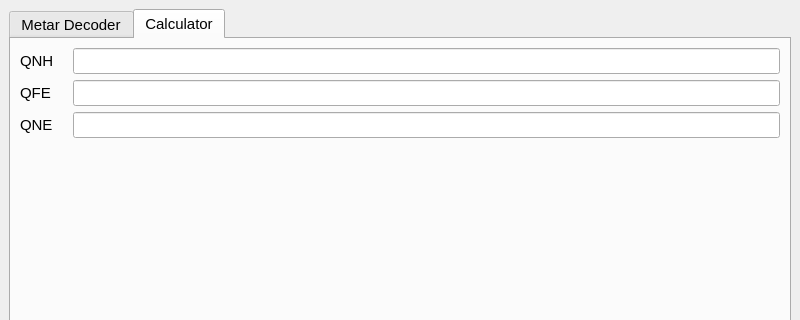
Old version of the form mainWindow.ui in the repository Sergey207/Metar-decoder; both pictures show x 0 to 800 and y 0 to 320 of the 800 by 600 pixel window.
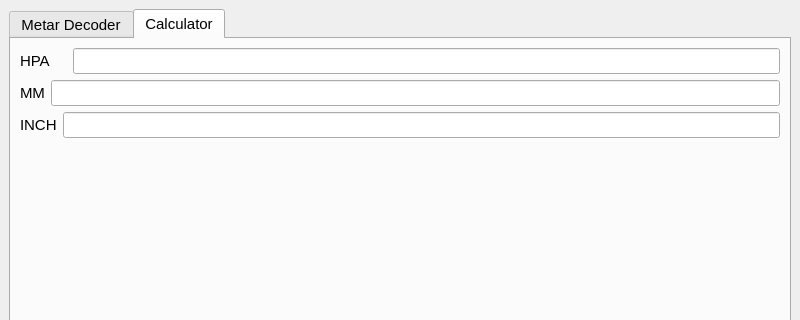
New version of the form. The open tabs and pages were chosen to show the change.

Diff of the .ui file:
```diff
--- a/mainWindow.ui
+++ b/mainWindow.ui
@@ -90,7 +90,7 @@
           <item>
            <widget class="QLabel" name="label_2">
             <property name="text">
-             <string>QNH</string>
+             <string>HPA</string>
             </property>
            </widget>
           </item>
@@ -100,30 +100,30 @@
          </layout>
         </item>
         <item>
-         <layout class="QHBoxLayout" name="horizontalLayout_3" stretch="1,15">
+         <layout class="QHBoxLayout" name="horizontalLayout_2">
           <item>
            <widget class="QLabel" name="label_3">
             <property name="text">
-             <string>QFE</string>
+             <string>MM</string>
             </property>
            </widget>
           </item>
           <item>
-           <widget class="QLineEdit" name="edtQFE"/>
+           <widget class="QLineEdit" name="edtMMRT"/>
           </item>
          </layout>
         </item>
         <item>
-         <layout class="QHBoxLayout" name="horizontalLayout_2" stretch="1,15">
+         <layout class="QHBoxLayout" name="horizontalLayout_3">
           <item>
            <widget class="QLabel" name="label_4">
             <property name="text">
-             <string>QNE</string>
+             <string>INCH</string>
             </property>
            </widget>
           </item>
           <item>
-           <widget class="QLineEdit" name="edtQNE"/>
+           <widget class="QLineEdit" name="edtENCHRT"/>
           </item>
          </layout>
         </item>
```
Left out of the diff: 2 changed lines with no effect on the pictures.
